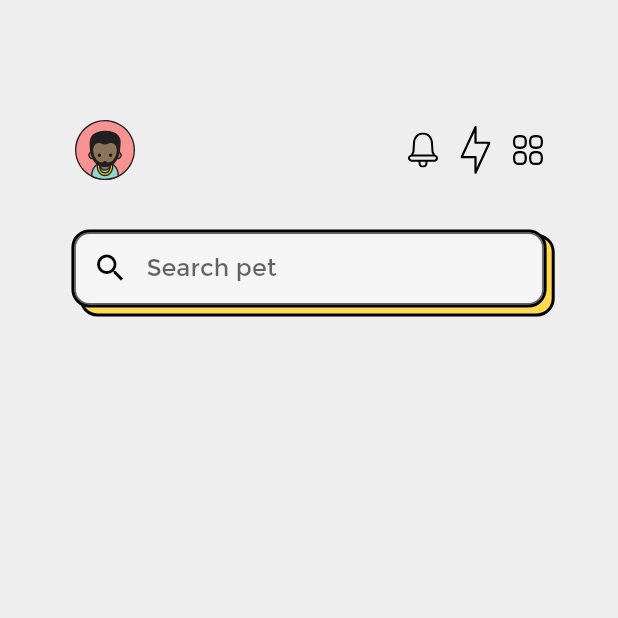
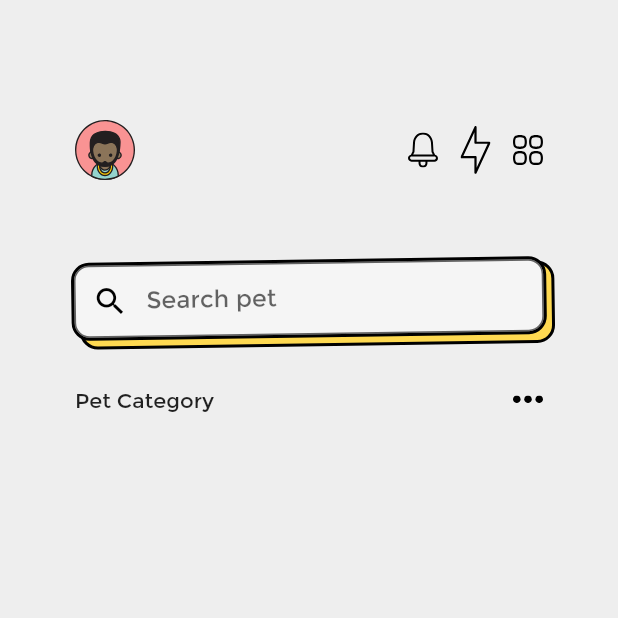
Before and after one commit to Ianodad/pet-finder-app-dribble-clone, a Flutter app: the HomeScreen screen opened directly, on a phone screen of 412 x 824 dp, the top half of it. Run offline on Flutter 3.47's test engine with Material 2 defaults, Android fonts, the phone set to English and light mode, and no system bars; our stand-ins replace dotted_border, flutter_svg; missing offline and left inert: dart:ffi.

Commit message:
added category models

```diff
--- a/lib/Screens/Home/widget/body.dart
+++ b/lib/Screens/Home/widget/body.dart
@@ -17,7 +17,9 @@ class Body extends StatelessWidget {
       child: Column(children: [
         userInfoMenu(),
         SizedBox(height: size.height * .04),
-        Expanded(flex: 1, child: searchBar())
+        Expanded(flex: 0, child: searchBar()),
+        SizedBox(height: size.height * .03),
+        Expanded(flex: 0, child: categoryHeader())
       ]),
     );
   }
@@ -25,7 +27,7 @@ class Body extends StatelessWidget {
 
 Widget userInfoMenu() {
   return Container(
-    padding: EdgeInsets.fromLTRB(20, 0, 20, 0),
+    padding: EdgeInsets.fromLTRB(20, 0, 20, 20),
     child: Row(
       mainAxisAlignment: MainAxisAlignment.spaceBetween,
       children: [
@@ -63,8 +65,11 @@ Widget userInfoMenu() {
 Widget searchBar() {
   const widthPercent = 0.90;
   return LayoutBuilder(
-    builder: (context, constraints) => SizedBox(
+    builder: (context, constraints) => Transform.rotate(
+      angle: -0.015,
+      child: SizedBox(
         width: constraints.maxWidth,
+        height: 60,
         child: Stack(
           alignment: AlignmentDirectional.topCenter,
           children: [
@@ -109,5 +114,22 @@ Widget searchBar() {
           ],
         ),
       ),
+    ),
   );
 }
+
+Widget categoryHeader() {
+  return Container(
+    padding: EdgeInsets.fromLTRB(20, 0, 20, 0),
+    child: Row(
+      mainAxisAlignment: MainAxisAlignment.spaceBetween,
+      children: [
+        Text("Pet Category"),
+        SvgPicture.asset(
+          "assets/images/dots.svg",
+          width: 20,
+        ),
+      ],
+    ),
+  );
+}
--- /dev/null
+++ b/lib/data/category.dart
@@ -0,0 +1,18 @@
+// ignore_for_file: constant_identifier_names, unnecessary_const
+
+import 'package:flutter/material.dart';
+import 'package:pet_finder_app/models/category.dart';
+import 'package:pet_finder_app/utils/color_constants.dart';
+
+const CATEGORY_DATA = [
+  Category(
+      id: "D01",
+      title: "Hamster",
+      total: 200,
+      image: "",
+      color: ColorConstant.blueCoolMint),
+  Category(id: "D02", title: "Cats", total: 100, image: "", color: Colors.pink),
+  Category(
+      id: "D03", title: "Bunnies", total: 300, image: "", color: Colors.pink),
+  Category(id: "D04", title: "Dogs", total: 800, image: "", color: Colors.pink)
+];
```
Also changed, not shown: lib/models/category.dart (added, +87 -0 lines), assets/images/dots.svg (added). Lines whose indentation alone changed are shown as unchanged.
